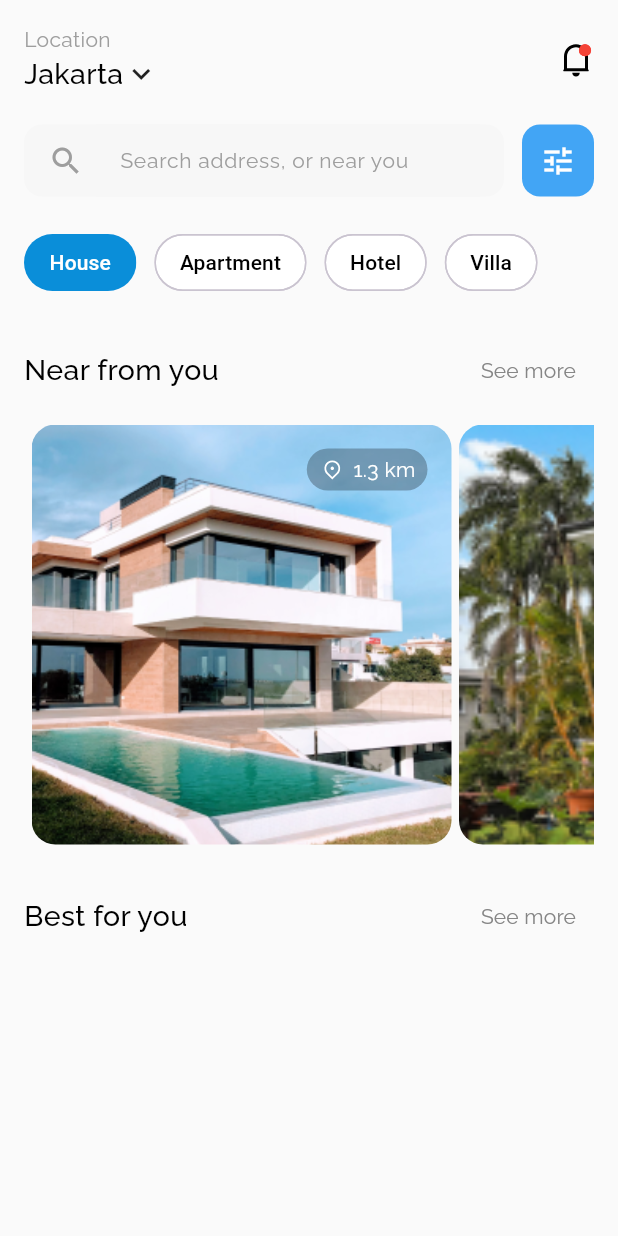
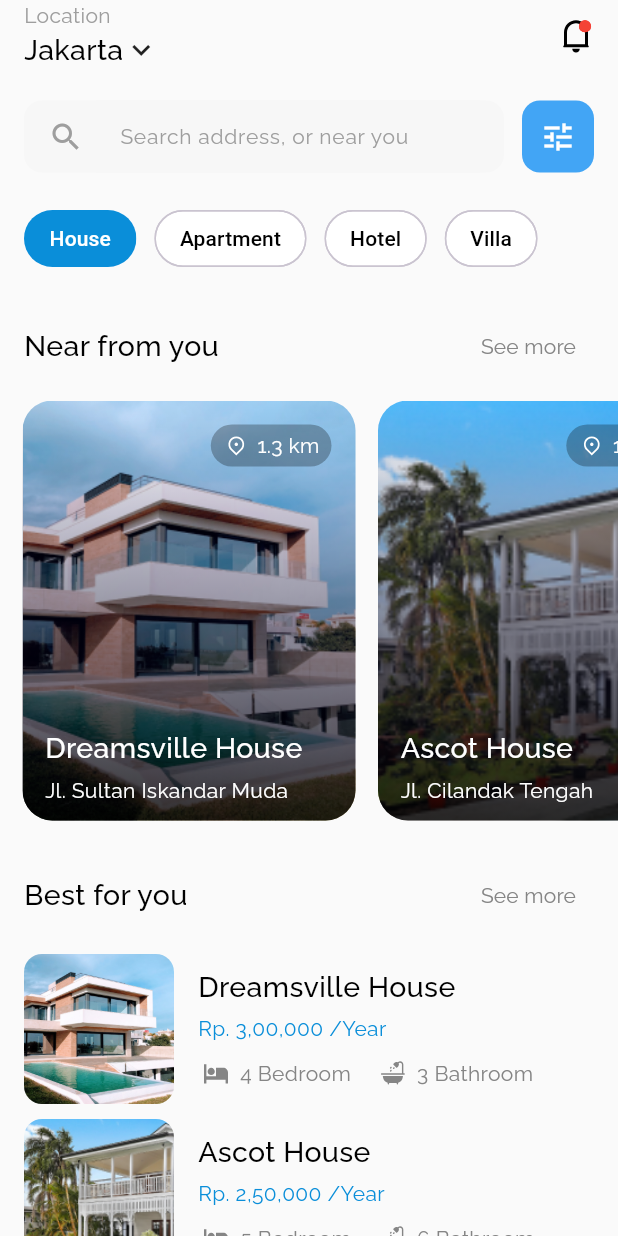
Before and after one commit to shakibalhasan-code/home_rent, a Flutter app: the screen it shows after launch, on a phone screen of 412 x 824 dp. Run offline on Flutter 3.47's test engine with Material 3 defaults, Android fonts, the phone set to English and light mode, and no system bars; drawn by our look-alikes of flutter_zoom_drawer; our stand-ins replace flutter_svg, get, google_fonts.

Commit message:
completed home screen

```diff
--- a/lib/views/screens/home/home_screen.dart
+++ b/lib/views/screens/home/home_screen.dart
@@ -1,20 +1,13 @@
 import 'package:flutter/material.dart';
-import 'package:flutter_svg/svg.dart';
-import 'package:flutter_zoom_drawer/flutter_zoom_drawer.dart';
 import 'package:get/get.dart';
-import 'package:get/get_core/src/get_main.dart';
-import 'package:home_rent_ird_foundation/core/models/home_model.dart';
 import 'package:home_rent_ird_foundation/state/home/home_state.dart';
+import 'package:home_rent_ird_foundation/views/glob_widgets/my_icon_widget.dart';
 import 'package:home_rent_ird_foundation/utils/app_style.dart';
 import 'package:home_rent_ird_foundation/utils/const.dart';
-import 'package:home_rent_ird_foundation/views/glob_widgets/gradiunt_default_shape.dart';
-import 'package:home_rent_ird_foundation/views/glob_widgets/my_icon_widget.dart';
+import 'package:home_rent_ird_foundation/views/screens/home/item/nearby_card_widget.dart';
+import 'package:home_rent_ird_foundation/views/screens/home/widgets/best_card.dart';
 
-import 'package:flutter/material.dart';
-import 'package:get/get.dart';
-import 'package:home_rent_ird_foundation/views/screens/home/widgets/best_card.dart';
-import 'package:home_rent_ird_foundation/views/screens/home/widgets/nearby_card_widget.dart';
-import 'package:home_rent_ird_foundation/views/screens/home/widgets/tab_widget.dart';
+import 'widgets/tab_widget.dart';
 
 class HomeScreen extends StatelessWidget {
   const HomeScreen({super.key});
@@ -25,11 +18,13 @@ class HomeScreen extends StatelessWidget {
 
     return Scaffold(
       backgroundColor: Colors.grey[50],
-      resizeToAvoidBottomInset: false,
       body: SafeArea(
-        child: SingleChildScrollView(
-          child: Padding(
-            padding: const EdgeInsets.all(16.0),
+        child: Column(
+          crossAxisAlignment: CrossAxisAlignment.start,
+          children: [
+            // Static content with disabled scroll
+            Padding(
+              padding: const EdgeInsets.symmetric(horizontal: 16),
               child: Column(
                 crossAxisAlignment: CrossAxisAlignment.start,
                 children: [
@@ -55,17 +50,17 @@ class HomeScreen extends StatelessWidget {
                           ),
                         ],
                       ),
-                    MyIconWidget(svgIcon: icNotification, isTint: true)
+                      MyIconWidget(svgIcon: icNotification, isTint: true),
                     ],
                   ),
-                SizedBox(height: 20),
+                  const SizedBox(height: 20),
 
                   // Search Bar
                   Row(
                     children: [
                       Expanded(
                         child: Container(
-                        padding: EdgeInsets.symmetric(horizontal: 16),
+                          padding: const EdgeInsets.symmetric(horizontal: 16),
                           decoration: BoxDecoration(
                             color: simpleGrey,
                             borderRadius: BorderRadius.circular(12),
@@ -73,7 +68,7 @@ class HomeScreen extends StatelessWidget {
                           child: Row(
                             children: [
                               Icon(Icons.search, color: Colors.grey),
-                            SizedBox(width: 8),
+                              const SizedBox(width: 8),
                               Expanded(
                                 child: TextField(
                                   decoration: InputDecoration(
@@ -88,18 +83,18 @@ class HomeScreen extends StatelessWidget {
                           ),
                         ),
                       ),
-                    SizedBox(width: 12),
+                      const SizedBox(width: 12),
                       Container(
-                      padding: EdgeInsets.all(12),
+                        padding: const EdgeInsets.all(12),
                         decoration: BoxDecoration(
                           color: Colors.blue[400],
                           borderRadius: BorderRadius.circular(12),
                         ),
-                      child: Icon(Icons.tune, color: Colors.white),
+                        child: const Icon(Icons.tune, color: Colors.white),
                       ),
                     ],
                   ),
-                SizedBox(height: 20),
+                  const SizedBox(height: 20),
 
                   // Property Type Filter
                   SingleChildScrollView(
@@ -113,10 +108,20 @@ class HomeScreen extends StatelessWidget {
                       ],
                     ),
                   ),
-                SizedBox(height: 24),
+                  const SizedBox(height: 24),
+                ],
+              ),
+            ),
 
-                // Near from you section
-                Row(
+            // Scrollable content (Nearby and Best for you)
+            Expanded(
+              child: CustomScrollView(
+                slivers: [
+                  // Near from you section title
+                  SliverToBoxAdapter(
+                    child: Padding(
+                      padding: const EdgeInsets.symmetric(horizontal: 16),
+                      child: Row(
                         mainAxisAlignment: MainAxisAlignment.spaceBetween,
                         children: [
                           Text(
@@ -132,20 +137,34 @@ class HomeScreen extends StatelessWidget {
                           ),
                         ],
                       ),
-                SizedBox(height: 12),
-                SizedBox(
+                    ),
+                  ),
+
+                  const SliverToBoxAdapter(child: SizedBox(height: 12)),
+
+                  // Horizontal ListView for Nearby Properties
+                  SliverToBoxAdapter(
+                    child: SizedBox(
                       height: 280,
                       child: ListView.builder(
                         scrollDirection: Axis.horizontal,
-                      itemCount: 3,
+                        itemCount: _homeState.homes.length,
                         itemBuilder: (context, index) {
                           final house = _homeState.homes[index];
                           return buildNearbyPropertyCard(house);
-                      }),
+                        },
                       ),
-                SizedBox(height: 24),
+                    ),
+                  ),
+                  const SliverPadding(padding: EdgeInsets.only(top: 16)),
 
-                // Best for you section
+                  // Static section for Best for you
+                  SliverPadding(
+                    padding: const EdgeInsets.symmetric(
+                        horizontal: 16, vertical: 10),
+                    sliver: SliverList(
+                      delegate: SliverChildListDelegate(
+                        [
                           Row(
                             mainAxisAlignment: MainAxisAlignment.spaceBetween,
                             children: [
@@ -162,10 +181,28 @@ class HomeScreen extends StatelessWidget {
                               ),
                             ],
                           ),
-                SizedBox(height: 12),
                         ],
                       ),
                     ),
+                  ),
+
+                  // Vertical ListView for Best for you Properties
+                  SliverPadding(
+                    padding: EdgeInsets.symmetric(horizontal: 16),
+                    sliver: SliverList(
+                      delegate: SliverChildBuilderDelegate(
+                        (context, index) {
+                          final home = _homeState.homes[index];
+                          return buildBestPropertyCard(home);
+                        },
+                        childCount: _homeState.homes.length,
+                      ),
+                    ),
+                  )
+                ],
+              ),
+            ),
+          ],
         ),
       ),
     );
--- a/lib/views/screens/home/widgets/nearby_card_widget.dart
+++ b/lib/views/screens/home/item/nearby_card_widget.dart
@@ -7,12 +7,12 @@ import 'package:home_rent_ird_foundation/views/glob_widgets/transparent_widget.d
 
 Widget buildNearbyPropertyCard(HomeModel homemodel) {
   return Padding(
-    padding: const EdgeInsets.only(left: 5.0),
+    padding: const EdgeInsets.only(left: 15.0),
     child: Container(
-      width: 280,
-      height: 320,
+      width: 222,
+      height: 272,
       decoration: BoxDecoration(
-        borderRadius: BorderRadius.circular(16),
+        borderRadius: BorderRadius.circular(20),
         image: DecorationImage(
           image: AssetImage(homemodel.image),
           fit: BoxFit.cover,
@@ -20,6 +20,20 @@ Widget buildNearbyPropertyCard(HomeModel homemodel) {
       ),
       child: Stack(
         children: [
+          Positioned(
+            left: 0,
+            right: 0,
+            top: 0,
+            bottom: 0,
+            child: Container(
+              decoration: BoxDecoration(
+                  borderRadius: BorderRadius.circular(20),
+                  gradient: LinearGradient(
+                      begin: Alignment.topCenter,
+                      end: Alignment.bottomCenter,
+                      colors: [transparentColor, blackColor.withOpacity(0.8)])),
+            ),
+          ),
           Positioned(
             top: 16,
             right: 16,
@@ -39,6 +53,24 @@ Widget buildNearbyPropertyCard(HomeModel homemodel) {
               ],
             )),
           ),
+          Positioned(
+            left: 15,
+            bottom: 10,
+            child: Column(
+              crossAxisAlignment: CrossAxisAlignment.start,
+              children: [
+                Text(
+                  homemodel.homeName,
+                  style: defaultTextStyle.copyWith(color: whiteColor),
+                ),
+                const SizedBox(height: 5),
+                Text(
+                  homemodel.homeOwner,
+                  style: bodySmallText.copyWith(color: whiteColor),
+                ),
+              ],
+            ),
+          )
         ],
       ),
     ),
--- a/lib/views/screens/home/widgets/best_card.dart
+++ b/lib/views/screens/home/widgets/best_card.dart
@@ -1,14 +1,19 @@
 import 'package:flutter/material.dart';
+import 'package:flutter_svg/svg.dart';
 import 'package:home_rent_ird_foundation/core/models/home_model.dart';
+import 'package:home_rent_ird_foundation/utils/app_style.dart';
+import 'package:home_rent_ird_foundation/utils/const.dart';
 
 Widget buildBestPropertyCard(HomeModel homeModel) {
-  return Container(
+  return Padding(
+    padding: EdgeInsets.symmetric(vertical: 5),
+    child: Container(
       height: 100,
       child: Row(
         children: [
           ClipRRect(
             borderRadius: BorderRadius.circular(12),
-          child: Image.network(
+            child: Image.asset(
               homeModel.image,
               width: 100,
               height: 100,
@@ -23,29 +28,35 @@ Widget buildBestPropertyCard(HomeModel homeModel) {
               children: [
                 Text(
                   homeModel.homeName,
-                style: TextStyle(
-                  fontSize: 18,
-                  fontWeight: FontWeight.bold,
-                ),
+                  style: defaultTextStyle,
                 ),
                 SizedBox(height: 4),
-              Text(
-                homeModel.priceYear,
-                style: TextStyle(
-                  color: Colors.blue[400],
-                  fontWeight: FontWeight.w500,
-                ),
-              ),
+                Text('Rp. ${homeModel.priceYear} /Year',
+                    style: bodySmallText.copyWith(color: primaryColor)),
                 SizedBox(height: 8),
                 Row(
                   children: [
-                  Icon(Icons.king_bed_outlined, size: 20, color: Colors.grey),
+                    SvgPicture.asset(
+                      icBed,
+                      height: 24,
+                      width: 24,
+                      color: greyColor,
+                    ),
                     SizedBox(width: 4),
-                  Text('${homeModel.totalBed} Bedroom'),
+                    Text(
+                      '${homeModel.totalBed} Bedroom',
+                      style: bodySmallText.copyWith(color: greyColor),
+                    ),
                     SizedBox(width: 16),
-                  Icon(Icons.bathroom_outlined, size: 20, color: Colors.grey),
+                    SvgPicture.asset(
+                      icBath,
+                      height: 24,
+                      width: 24,
+                      color: greyColor,
+                    ),
                     SizedBox(width: 4),
-                  Text('${homeModel.totalBath} Bathroom'),
+                    Text('${homeModel.totalBath} Bathroom',
+                        style: bodySmallText.copyWith(color: greyColor)),
                   ],
                 ),
               ],
@@ -53,5 +64,6 @@ Widget buildBestPropertyCard(HomeModel homeModel) {
           ),
         ],
       ),
+    ),
   );
 }
```
Lines whose indentation alone changed are shown as unchanged.
